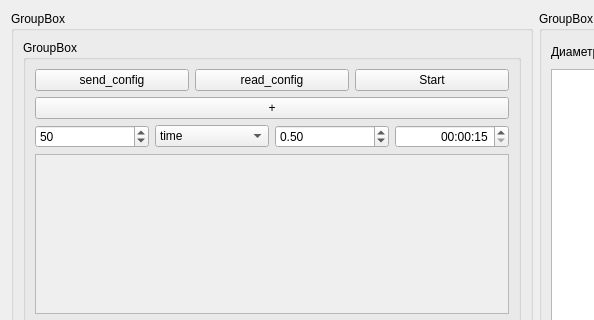
Above: pg-liga/experimentview.ui from predbannikov/pg-liga before the change; both pictures show x 0 to 594 and y 0 to 320 of the 1071 by 664 pixel window. Below: the same form after it.
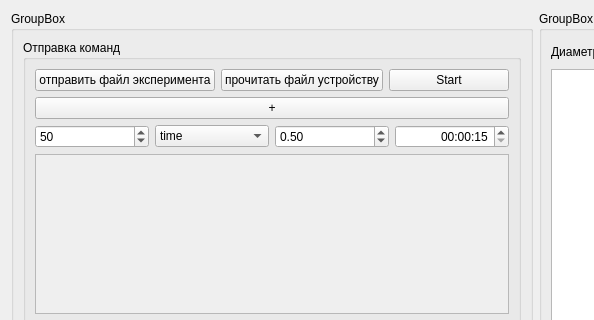
That is the form after the change.

Commit message: от эксперимента доходят сообщения до клиента

```diff
--- a/pg-liga/experimentview.ui
+++ b/pg-liga/experimentview.ui
@@ -41,7 +41,7 @@
       <item>
        <widget class="QGroupBox" name="groupBox_4">
         <property name="title">
-         <string>GroupBox</string>
+         <string>Отправка команд</string>
         </property>
         <layout class="QHBoxLayout" name="horizontalLayout_3">
          <item>
@@ -51,14 +51,14 @@
              <item>
               <widget class="QPushButton" name="btnSendConfig">
                <property name="text">
-                <string>send_config</string>
+                <string>отправить файл эксперимента</string>
                </property>
               </widget>
              </item>
              <item>
               <widget class="QPushButton" name="btnReadConfig">
                <property name="text">
-                <string>read_config</string>
+                <string>прочитать файл устройству</string>
                </property>
               </widget>
              </item>
```
Left out of the diff: 4 changed lines with no effect on the pictures. The commit also changes 6 other files.
